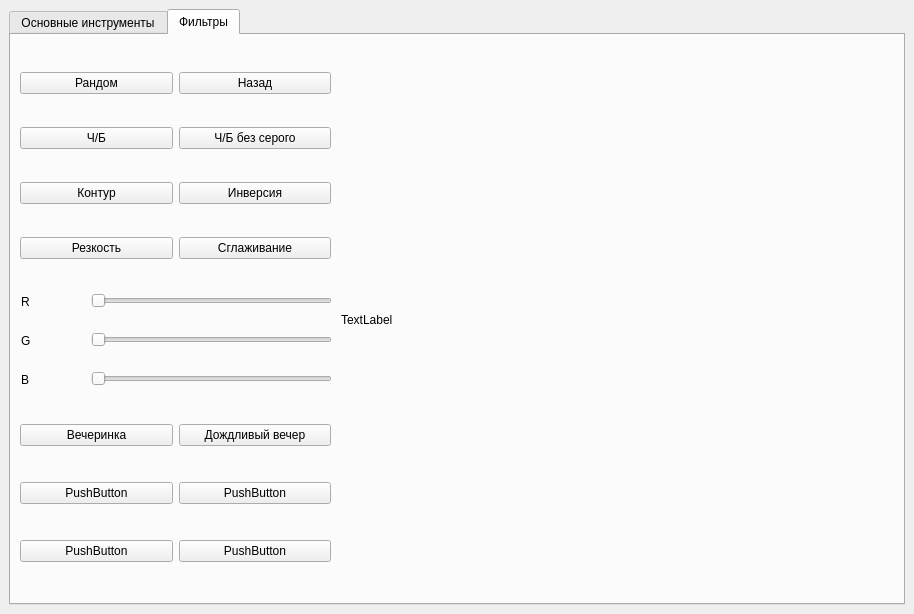
The window that YL_1.ui (1nc0-gn1t0s/YL_1) describes before a commit, drawn with Qt 5.
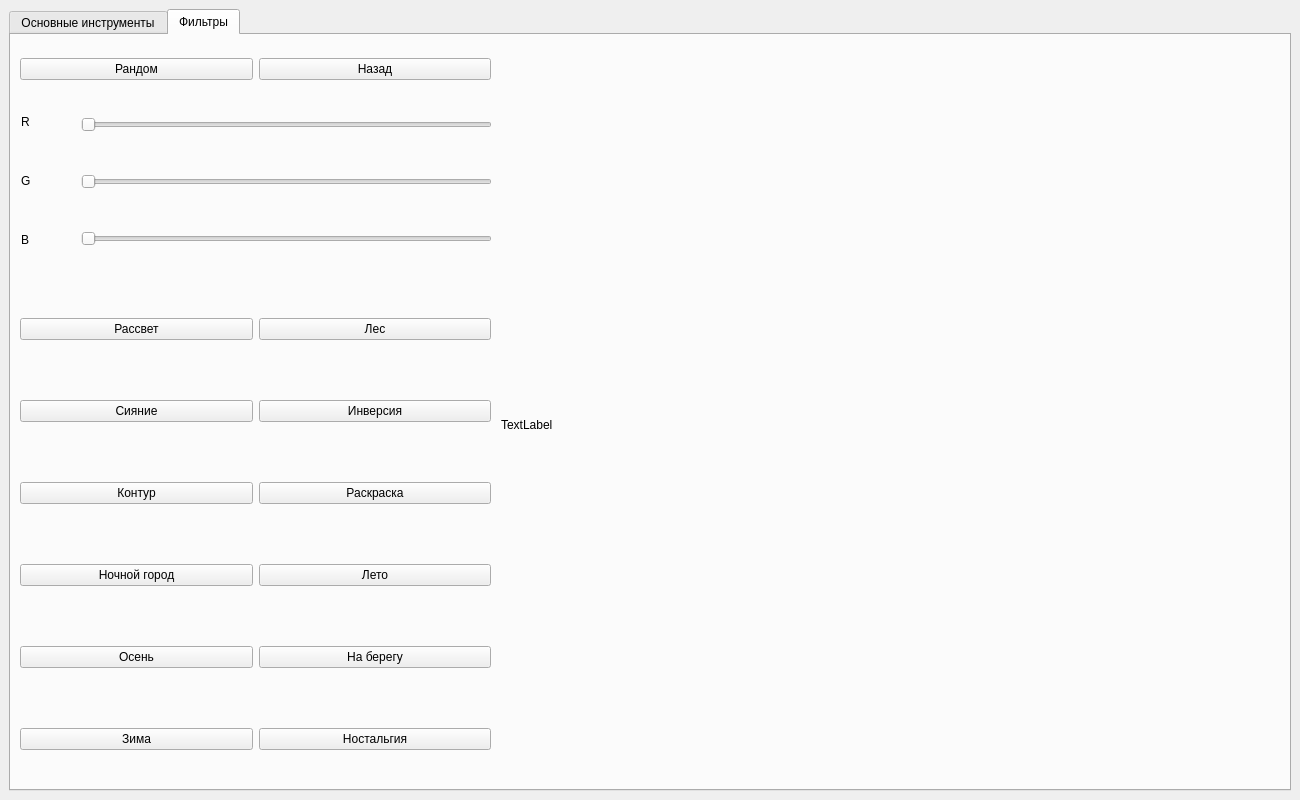
The same window after the commit. The open tabs and pages were chosen to show the change.

Patch:
```diff
--- a/YL_1.ui
+++ b/YL_1.ui
@@ -6,8 +6,8 @@
    <rect>
     <x>0</x>
     <y>0</y>
-    <width>914</width>
-    <height>614</height>
+    <width>1300</width>
+    <height>800</height>
    </rect>
   </property>
   <property name="windowTitle">
@@ -16,7 +16,7 @@
   <widget class="QWidget" name="centralwidget">
    <layout class="QVBoxLayout" name="verticalLayout_2">
     <item>
-     <widget class="QTabWidget" name="Paint">
+     <widget class="QTabWidget" name="Filters_2">
       <property name="currentIndex">
        <number>1</number>
       </property>
@@ -213,101 +213,68 @@
            </property>
           </widget>
          </item>
-        </layout>
-       </widget>
-      </widget>
-      <widget class="QWidget" name="Filters">
-       <attribute name="title">
-        <string>Фильтры</string>
-       </attribute>
-       <widget class="QLabel" name="picture2">
-        <property name="geometry">
-         <rect>
-          <x>330</x>
-          <y>-10</y>
-          <width>570</width>
-          <height>590</height>
-         </rect>
-        </property>
-        <property name="text">
-         <string>TextLabel</string>
-        </property>
-       </widget>
-       <widget class="QWidget" name="gridLayoutWidget">
-        <property name="geometry">
-         <rect>
-          <x>9</x>
-          <y>10</y>
-          <width>311</width>
-          <height>241</height>
-         </rect>
-        </property>
-        <layout class="QGridLayout" name="Filters_2">
-         <item row="1" column="1">
-          <widget class="QPushButton" name="BlackWhiteNoGray">
+         <item row="0" column="1">
+          <widget class="QPushButton" name="Contrast">
            <property name="text">
-            <string>Ч/Б без серого</string>
-           </property>
-          </widget>
-         </item>
-         <item row="3" column="0">
-          <widget class="QPushButton" name="Sharpness">
-           <property name="text">
-            <string>Резкость</string>
+            <string>Контраст</string>
            </property>
           </widget>
          </item>
          <item row="2" column="1">
-          <widget class="QPushButton" name="Inversion">
-           <property name="text">
-            <string>Инверсия</string>
-           </property>
-          </widget>
-         </item>
-         <item row="3" column="1">
           <widget class="QPushButton" name="Smoothing">
            <property name="text">
             <string>Сглаживание</string>
            </property>
           </widget>
          </item>
-         <item row="1" column="0">
+         <item row="2" column="0">
+          <widget class="QPushButton" name="Sharpness">
+           <property name="text">
+            <string>Резкость</string>
+           </property>
+          </widget>
+         </item>
+         <item row="3" column="0">
           <widget class="QPushButton" name="BlackWhite">
            <property name="text">
             <string>Ч/Б</string>
            </property>
           </widget>
          </item>
-         <item row="2" column="0">
-          <widget class="QPushButton" name="Borders">
+         <item row="3" column="1">
+          <widget class="QPushButton" name="BlackWhiteNoGray">
            <property name="text">
-            <string>Контур</string>
-           </property>
-          </widget>
-         </item>
-         <item row="0" column="0">
-          <widget class="QPushButton" name="Random">
-           <property name="text">
-            <string>Рандом</string>
-           </property>
-          </widget>
-         </item>
-         <item row="0" column="1">
-          <widget class="QPushButton" name="OneStepBack2">
-           <property name="text">
-            <string>Назад</string>
+            <string>Ч/Б без серого</string>
            </property>
           </widget>
          </item>
         </layout>
+       </widget>
+      </widget>
+      <widget class="QWidget" name="Filters">
+       <attribute name="title">
+        <string>Фильтры</string>
+       </attribute>
+       <widget class="QLabel" name="picture2">
+        <property name="geometry">
+         <rect>
+          <x>490</x>
+          <y>0</y>
+          <width>780</width>
+          <height>780</height>
+         </rect>
+        </property>
+        <property name="text">
+         <string>TextLabel</string>
+        </property>
        </widget>
        <widget class="QWidget" name="verticalLayoutWidget_6">
         <property name="geometry">
          <rect>
           <x>10</x>
-          <y>250</y>
-          <width>71</width>
-          <height>111</height>
+          <y>60</y>
+          <width>61</width>
+          <height>171</height>
          </rect>
         </property>
         <layout class="QVBoxLayout" name="verticalLayout_6">
@@ -337,10 +304,10 @@
        <widget class="QWidget" name="verticalLayoutWidget_7">
         <property name="geometry">
          <rect>
-          <x>80</x>
-          <y>240</y>
-          <width>241</width>
-          <height>131</height>
+          <x>70</x>
+          <y>46</y>
+          <width>411</width>
+          <height>201</height>
          </rect>
         </property>
         <layout class="QVBoxLayout" name="Sliders_2">
@@ -416,51 +383,119 @@
         <property name="geometry">
          <rect>
           <x>9</x>
-          <y>359</y>
-          <width>311</width>
-          <height>201</height>
+          <y>229</y>
+          <width>471</width>
+          <height>541</height>
          </rect>
         </property>
         <layout class="QGridLayout" name="gridLayout_2">
+         <item row="3" column="1">
+          <widget class="QPushButton" name="Summer">
+           <property name="text">
+            <string>Лето</string>
+           </property>
+          </widget>
+         </item>
+         <item row="2" column="1">
+          <widget class="QPushButton" name="Contour">
+           <property name="text">
+            <string>Раскраска</string>
+           </property>
+          </widget>
+         </item>
+         <item row="2" column="0">
+          <widget class="QPushButton" name="Borders">
+           <property name="text">
+            <string>Контур</string>
+           </property>
+          </widget>
+         </item>
+         <item row="3" column="0">
+          <widget class="QPushButton" name="NightCity">
+           <property name="text">
+            <string>Ночной город</string>
+           </property>
+          </widget>
+         </item>
+         <item row="4" column="1">
+          <widget class="QPushButton" name="Aqua">
+           <property name="text">
+            <string>На берегу</string>
+           </property>
+          </widget>
+         </item>
+         <item row="5" column="0">
+          <widget class="QPushButton" name="Cold">
+           <property name="text">
+            <string>Зима</string>
+           </property>
+          </widget>
+         </item>
+         <item row="1" column="0">
+          <widget class="QPushButton" name="Glow">
+           <property name="text">
+            <string>Сияние</string>
+           </property>
+          </widget>
+         </item>
          <item row="1" column="1">
-          <widget class="QPushButton" name="pushButton_3">
+          <widget class="QPushButton" name="Inversion">
            <property name="text">
-            <string>PushButton</string>
+            <string>Инверсия</string>
+           </property>
+          </widget>
+         </item>
+         <item row="4" column="0">
+          <widget class="QPushButton" name="Autumn">
+           <property name="text">
+            <string>Осень</string>
+           </property>
+          </widget>
+         </item>
+         <item row="5" column="1">
+          <widget class="QPushButton" name="Nostalgia">
+           <property name="text">
+            <string>Ностальгия</string>
            </property>
           </widget>
          </item>
          <item row="0" column="0">
           <widget class="QPushButton" name="Party">
            <property name="text">
-            <string>Вечеринка</string>
-           </property>
-          </widget>
-         </item>
-         <item row="1" column="0">
-          <widget class="QPushButton" name="pushButton_2">
-           <property name="text">
-            <string>PushButton</string>
+            <string>Рассвет</string>
            </property>
           </widget>
          </item>
          <item row="0" column="1">
           <widget class="QPushButton" name="ItIsPouring">
            <property name="text">
-            <string>Дождливый вечер</string>
+            <string>Лес</string>
            </property>
           </widget>
          </item>
-         <item row="2" column="0">
-          <widget class="QPushButton" name="pushButton_4">
+        </layout>
+       </widget>
+       <widget class="QWidget" name="horizontalLayoutWidget_2">
+        <property name="geometry">
+         <rect>
+          <x>9</x>
+          <y>9</y>
+          <width>471</width>
+          <height>51</height>
+         </rect>
+        </property>
+        <layout class="QHBoxLayout" name="horizontalLayout_2">
+         <item>
+          <widget class="QPushButton" name="Random">
            <property name="text">
-            <string>PushButton</string>
+            <string>Рандом</string>
            </property>
           </widget>
          </item>
-         <item row="2" column="1">
-          <widget class="QPushButton" name="pushButton_5">
+         <item>
+          <widget class="QPushButton" name="OneStepBack2">
            <property name="text">
-            <string>PushButton</string>
+            <string>Назад</string>
            </property>
           </widget>
          </item>
```
Left out of the diff: 100 changed lines with no effect on the pictures.
